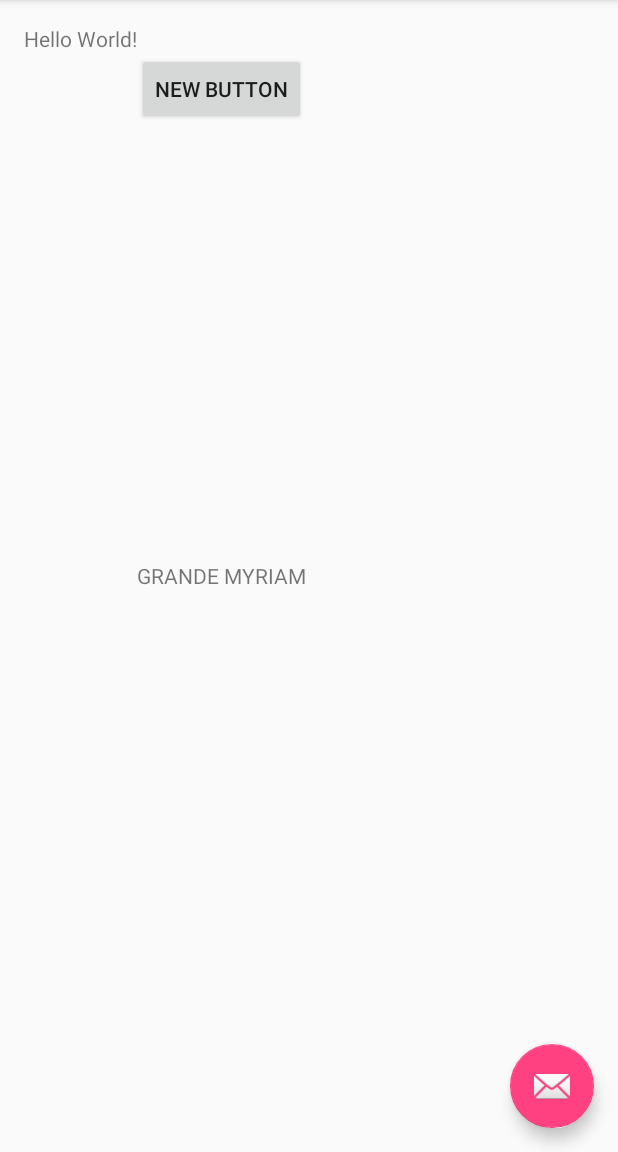
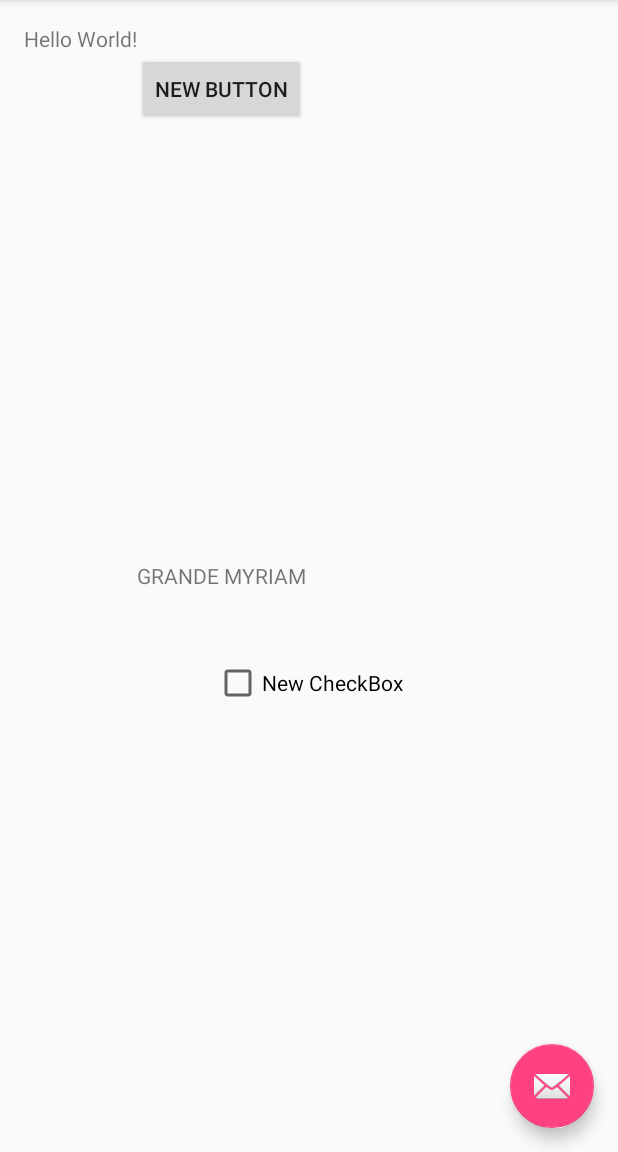
Before and after one commit to chesnais-mymy/AppliMyMa, an Android app: the screen it shows after launch (MainActivity), on a phone screen of 412 x 824 dp, the part 84-1236 px from its top. Run offline under Robolectric (Android 15) with nearby library versions, the phone set to English and light mode, and no system bars.

Commit message:
test de mymy

```diff
--- a/app/src/main/res/layout/content_main.xml
+++ b/app/src/main/res/layout/content_main.xml
@@ -31,4 +31,13 @@
         android:layout_centerVertical="true"
         android:layout_alignRight="@+id/button2"
         android:layout_alignEnd="@+id/button2" />
+
+    <CheckBox
+        android:layout_width="wrap_content"
+        android:layout_height="wrap_content"
+        android:text="New CheckBox"
+        android:id="@+id/checkBox"
+        android:layout_below="@+id/textView"
+        android:layout_centerHorizontal="true"
+        android:layout_marginTop="46dp" />
 </RelativeLayout>
```
